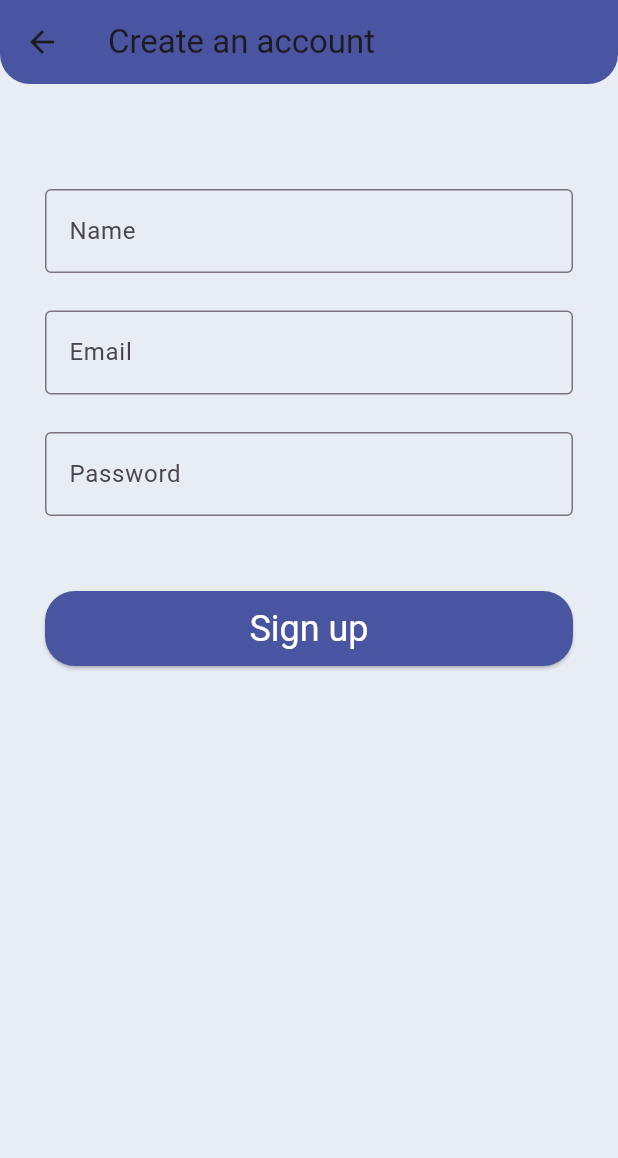
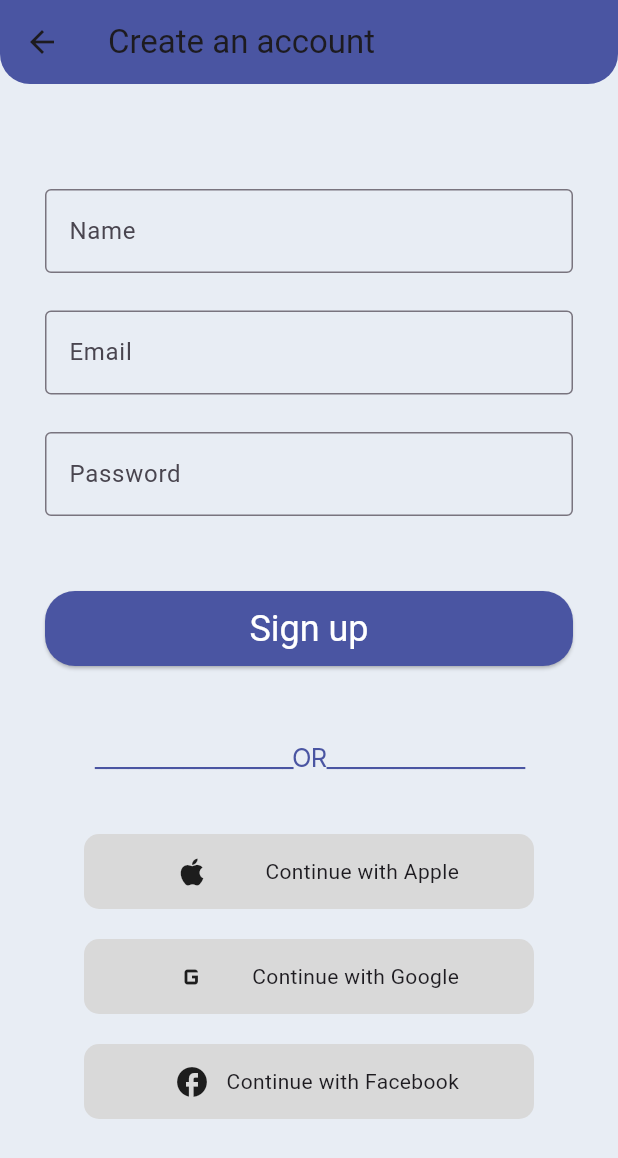
Before and after one commit to Ladan-Rajabian/my-project, a Flutter app: the screen it shows after launch, after a tap on "Sign up", on a phone screen of 412 x 824 dp. Shown: the top 1158 px of the screen. Run offline on Flutter 3.47's test engine with Material 3 defaults, Android fonts, the phone set to English and light mode, and no system bars; our stand-ins replace cloud_firestore, firebase_analytics, firebase_core, flutter_heatmap_calendar, gap, image_picker; accounts and stored records are empty; Roboto replaces fonts that are missing (Inter).

Commit message:
signup page finished

```diff
--- a/lib/login_page/login_page.dart
+++ b/lib/login_page/login_page.dart
@@ -1,9 +1,20 @@
+import 'package:firebase_analytics/firebase_analytics.dart';
 import 'package:flutter/material.dart';
 import 'package:flutter_untiteld/misc/components/bottom_nav.dart';
 import 'package:flutter_untiteld/signup/signup_page.dart';
 
 class LogInPage extends StatelessWidget {
-  const LogInPage({super.key});
+    LogInPage({super.key});
+  final FirebaseAnalytics analytics = FirebaseAnalytics.instance;
+
+
+
+  Future<void> logLoginEvent() async {
+    await analytics.logEvent(
+      name: 'login',
+      parameters: {'login_method': 'email'},
+    );
+  }
 
   @override
   Widget build(BuildContext context) {
@@ -29,9 +40,10 @@ class LogInPage extends StatelessWidget {
                 height: 220,
               ),
               ElevatedButton(
-                onPressed: () {
-                  Navigator.push(context,
-                      MaterialPageRoute(builder: (context) => const SignIn()));
+                onPressed: () async {
+                 logLoginEvent().then((value) => Navigator.push(context,
+                      MaterialPageRoute(builder: (context) => const SignIn())));
+
                 },
                 child: const Text(
                   'Sign in',
--- a/lib/main.dart
+++ b/lib/main.dart
@@ -4,6 +4,7 @@ import 'package:flutter_untiteld/login_page/login_page.dart';
 import 'package:firebase_core/firebase_core.dart';
 import 'firebase_options.dart';
 import 'package:firebase_analytics/firebase_analytics.dart';
+import 'package:cloud_firestore/cloud_firestore.dart';
 
 void main() async {
   WidgetsFlutterBinding.ensureInitialized();
@@ -16,11 +17,14 @@ void main() async {
   } catch (e) {
     print("Failed to initialize Firebase: $e");
   }
-  runApp(const MyApp());
+  runApp( MyApp());
 }
 
 class MyApp extends StatelessWidget {
-  const MyApp({super.key});
+  final FirebaseAnalytics analytics = FirebaseAnalytics.instance;
+
+  MyApp({super.key});
+
 
   @override
   Widget build(BuildContext context) {
@@ -56,7 +60,8 @@ class MyApp extends StatelessWidget {
               )),
         ),
       ),
-      home: const LogInPage(),
+      navigatorObservers: [FirebaseAnalyticsObserver(analytics: analytics)],
+      home: LogInPage(),
     );
   }
 }
--- a/lib/signup/signup_page.dart
+++ b/lib/signup/signup_page.dart
@@ -1,5 +1,7 @@
 import 'package:flutter/material.dart';
 import 'package:flutter_untiteld/home/home_page.dart';
+import 'package:flutter_untiteld/widgets/healthy_signup.dart';
+import 'package:gap/gap.dart';
 
 class SignUpPage extends StatelessWidget {
   const SignUpPage({super.key});
@@ -63,7 +65,53 @@ class SignUpPage extends StatelessWidget {
             ),
           ),
           const SizedBox(
-            height: 60,
+            height: 50,
+          ),
+          const SizedBox(
+            width: 430,
+            height: 22,
+            child: Row(
+              mainAxisSize: MainAxisSize.min,
+              mainAxisAlignment: MainAxisAlignment.center,
+              crossAxisAlignment: CrossAxisAlignment.center,
+              children: [
+                SizedBox(
+                  width: 353,
+                  child: Text(
+                    '__________________OR__________________',
+                    textAlign: TextAlign.center,
+                    style: TextStyle(
+                      color: Color(0xFF4A55A2),
+                      fontSize: 17,
+                      fontFamily: 'Inter',
+                      fontWeight: FontWeight.w400,
+                      height: 0.08,
+                      letterSpacing: -0.41,
+                    ),
+                  ),
+                ),
+              ],
+            ),
+          ),
+          const Gap(40),
+          InkWell(
+            child: const SignupButton(
+                title: 'Continue with Apple', icon: Icons.apple),
+            onTap: () {},
+          ),
+          const Gap(20),
+          InkWell(
+            child: const SignupButton(
+              title: 'Continue with Google',
+              icon: Icons.g_mobiledata,
+            ),
+            onTap: () {},
+          ),
+          const Gap(20),
+          InkWell(
+            child: const SignupButton(
+                title: 'Continue with Facebook', icon: Icons.facebook),
+            onTap: () {},
           ),
         ]),
       ),
--- /dev/null
+++ b/lib/widgets/healthy_signup.dart
@@ -0,0 +1,42 @@
+import 'package:flutter/material.dart';
+
+class SignupButton extends StatefulWidget {
+  final String title;
+  final icon;
+
+  const SignupButton({super.key, required this.title, required this.icon});
+
+  @override
+  State<SignupButton> createState() => _SignupButtonState();
+}
+
+class _SignupButtonState extends State<SignupButton> {
+  @override
+  Widget build(BuildContext context) {
+    return Container(
+      decoration: const BoxDecoration(
+          color: Color.fromARGB(255, 217, 217, 217),
+          borderRadius: BorderRadius.all(Radius.circular(10))),
+      width: 300,
+      height: 50,
+      child: Padding(
+        padding: const EdgeInsets.only(right: 50, left: 60),
+        child: Stack(
+          alignment: Alignment.center,
+          children: [
+            Align(alignment: Alignment.centerLeft, child: Icon(widget.icon)),
+            const SizedBox(
+              width: 20,
+            ),
+            Align(
+              alignment: Alignment.centerRight,
+              child: Text(
+                widget.title,
+              ),
+            ),
+          ],
+        ),
+      ),
+    );
+  }
+}
--- a/pubspec.yaml
+++ b/pubspec.yaml
@@ -41,6 +41,7 @@ dependencies:
   http: ^1.1.0
   firebase_core: ^2.24.2
   firebase_analytics: ^10.7.4
+  cloud_firestore: ^4.13.6
 
 dev_dependencies:
   flutter_test:
```
Also changed, not shown: pubspec.lock, 4 other files.
